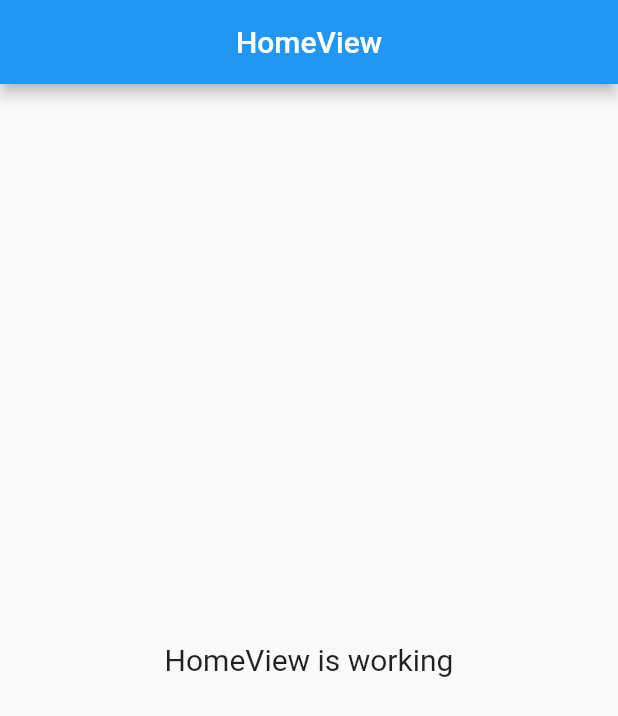
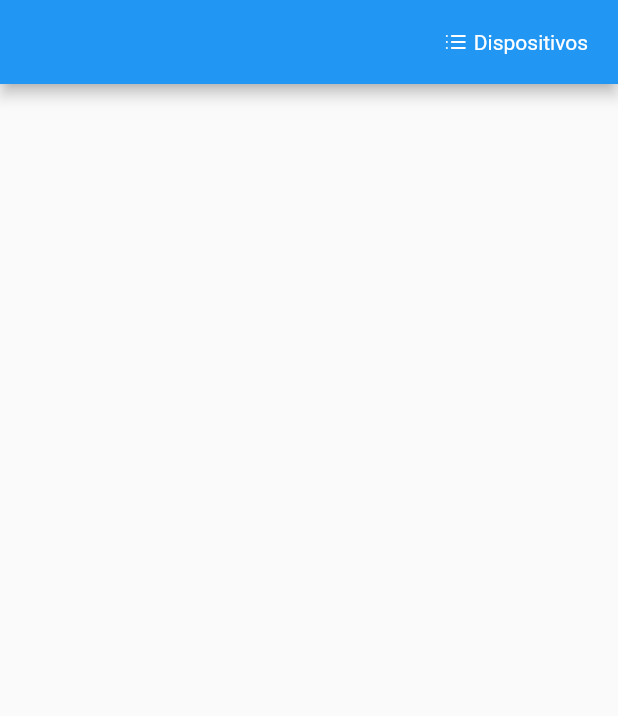
Before and after one commit to ViniciusFVianna/blue_chat, a Flutter app: the screen it shows after launch, on a phone screen of 412 x 824 dp. Shown: the top 716 px of the screen. Run offline on Flutter 3.47's test engine with Material 2 defaults, Android fonts, the phone set to English and light mode, and no system bars; our stand-ins replace flutter_bluetooth_serial, flutter_feather_icons, get.

Commit message:
atualizações

```diff
--- a/lib/app/modules/home/controllers/home_controller.dart
+++ b/lib/app/modules/home/controllers/home_controller.dart
@@ -1,11 +1,27 @@
+import 'package:flutter_bluetooth_serial/flutter_bluetooth_serial.dart';
 import 'package:get/get.dart';
 
 class HomeController extends GetxController {
-  //TODO: Implement HomeController
+  Rx<BluetoothState> bluetoothState = BluetoothState.UNKNOWN.obs;
+  Rx<String> address = "".obs;
+  Rx<String> name = "".obs;
 
-  final count = 0.obs;
   @override
   void onInit() {
+    // Get current state
+    FlutterBluetoothSerial.instance.state.then((state) {
+        bluetoothState.value = state;
+    });
+
+    FlutterBluetoothSerial.instance.address.then((addresss) {
+      address.value = addresss!;
+
+  });
+
+  FlutterBluetoothSerial.instance.name.then((namee) {
+  name.value = namee!;
+  });
+
     super.onInit();
   }
 
@@ -16,8 +32,8 @@ class HomeController extends GetxController {
 
   @override
   void onClose() {
+    FlutterBluetoothSerial.instance.setPairingRequestHandler(null);
     super.onClose();
   }
 
-  void increment() => count.value++;
 }
--- a/lib/app/modules/home/views/home_view.dart
+++ b/lib/app/modules/home/views/home_view.dart
@@ -1,4 +1,6 @@
+import 'package:blue_chat/app/routes/app_pages.dart';
 import 'package:flutter/material.dart';
+import 'package:flutter_feather_icons/flutter_feather_icons.dart';
 
 import 'package:get/get.dart';
 
@@ -10,15 +12,23 @@ class HomeView extends GetView<HomeController> {
   Widget build(BuildContext context) {
     return Scaffold(
       appBar: AppBar(
-        title: const Text('HomeView'),
-        centerTitle: true,
+        title:  Obx(()=> Text(controller.name.value)),
+        centerTitle: false,
+        actions: [
+          InkWell(
+            onTap: ()=> Get.toNamed(Routes.devices),
+            child: Row(
+              children: const [
+                Icon(FeatherIcons.list, size: 16,),
+                SizedBox(width: 4,),
+                Text('Dispositivos')
+              ],
+            ),
+          ),
+          const SizedBox(width: 20,),
+        ],
       ),
-      body: Center(
-        child: Text(
-          'HomeView is working',
-          style: TextStyle(fontSize: 20),
-        ),
-      ),
+      body: Container(),
     );
   }
 }
--- a/lib/app/routes/app_routes.dart
+++ b/lib/app/routes/app_routes.dart
@@ -3,10 +3,12 @@ part of 'app_pages.dart';
 
 abstract class Routes {
   Routes._();
-  static const HOME = _Paths.HOME;
+  static const home = _Paths.home;
+  static const devices = _Paths.devices;
 }
 
 abstract class _Paths {
   _Paths._();
-  static const HOME = '/home';
+  static const home = '/home';
+  static const devices = '/devices';
 }
```
Also changed, not shown: lib/app/modules/devices/bindings/devices_binding.dart (added, +12 -0 lines), lib/app/modules/devices/controllers/devices_controller.dart (added, +72 -0 lines), lib/app/modules/devices/views/componentes/bluetooth_entry.dart (added, +74 -0 lines), lib/app/modules/devices/views/devices_view.dart (added, +85 -0 lines), lib/app/routes/app_pages.dart (+9 -2 lines), lib/main.dart (+5 -3 lines), pubspec.yaml (+35 -2 lines), assets/fonts/NunitoSans-Bold.ttf (added), assets/fonts/NunitoSans-Regular.ttf (added), assets/images/launcher/background.png (added), assets/images/launcher/foreground.png (added), assets/images/logos/logo.png (added), assets/images/splash.png (added), 68 other files.
